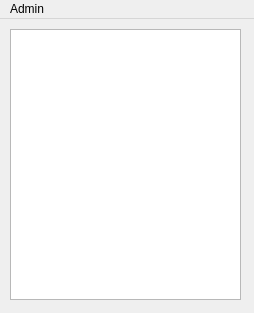
This is admin/mainwindow.ui in bakwc/delta3-admin as Qt 5 draws it before an edit. The edited form follows.
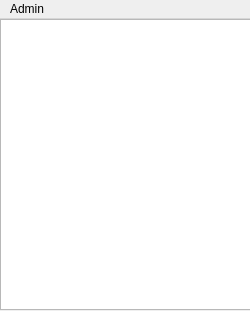
This is the edited form.

```diff
--- a/admin/mainwindow.ui
+++ b/admin/mainwindow.ui
@@ -6,8 +6,8 @@
    <rect>
     <x>0</x>
     <y>0</y>
-    <width>254</width>
-    <height>313</height>
+    <width>250</width>
+    <height>311</height>
    </rect>
   </property>
   <property name="windowTitle">
@@ -17,10 +17,10 @@
    <widget class="QListWidget" name="listWidget">
     <property name="geometry">
      <rect>
-      <x>10</x>
-      <y>10</y>
-      <width>231</width>
-      <height>271</height>
+      <x>0</x>
+      <y>0</y>
+      <width>251</width>
+      <height>291</height>
      </rect>
     </property>
    </widget>
@@ -30,7 +30,7 @@
     <rect>
      <x>0</x>
      <y>0</y>
-     <width>254</width>
+     <width>250</width>
      <height>21</height>
     </rect>
    </property>
```
Left out of the diff: 2 changed lines with no effect on the pictures.
